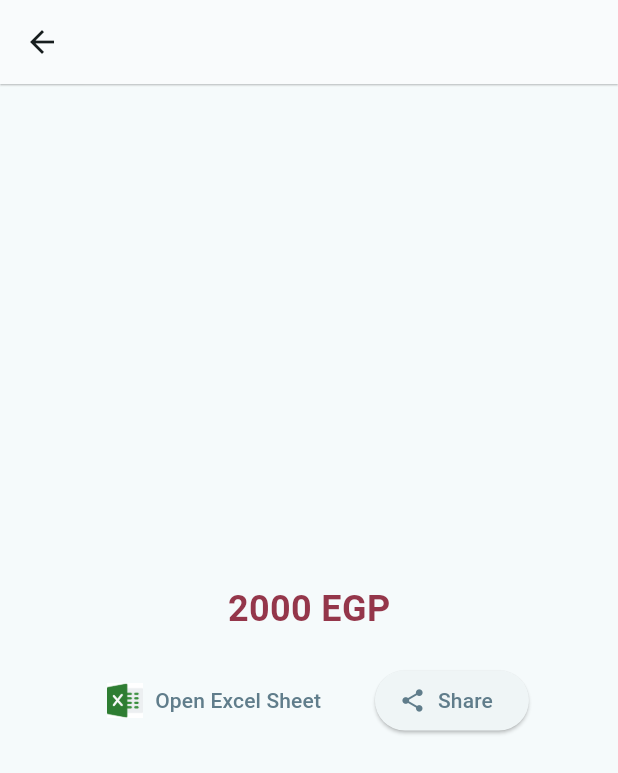
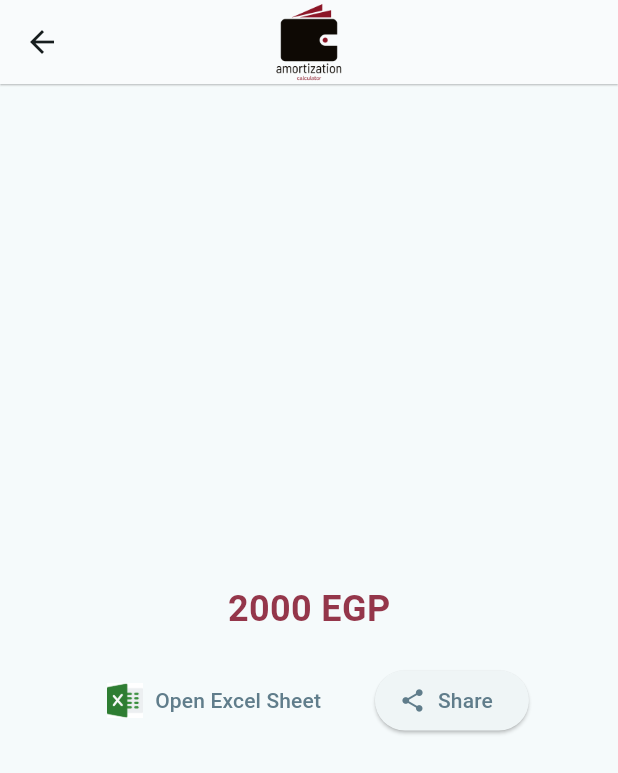
Before and after one commit to Amortization-Calculator/amortization-calculator-app, a Flutter app: the ResultScreen screen opened directly, on a phone screen of 412 x 824 dp. Shown: the top 773 px of the screen. Run offline on Flutter 3.47's test engine with Material 3 defaults, Android fonts, the phone set to English and light mode, and no system bars; our stand-ins replace connectivity_plus, get, internet_connection_checker, share_plus; missing offline and left inert: open_file_plus.

Commit message:
some updates

```diff
--- a/lib/screens/home_screen.dart
+++ b/lib/screens/home_screen.dart
@@ -77,6 +77,10 @@ class _HomeScreenState extends State<HomeScreen> {
         elevation: 0.5,
         shadowColor: Colors.black,
         centerTitle: true,
+        title: Image.asset(
+          'lib/assets/logo-transparent-png.png',
+          height: 60.0,
+        ),
       ),
       body: SingleChildScrollView(
         child: Padding(
@@ -288,6 +292,7 @@ class _HomeScreenState extends State<HomeScreen> {
                         );
                       }
                     },
+
                     style: ElevatedButton.styleFrom(
                       backgroundColor: Color(0xFF94364a),
                     ),
--- a/lib/screens/result_screen.dart
+++ b/lib/screens/result_screen.dart
@@ -78,10 +78,10 @@ class _ResultScreenState extends State<ResultScreen> {
   Widget build(BuildContext context) {
     return Scaffold(
       appBar: AppBar(
-        // title: Image.asset(
-        //   'lib/assets/amortization_calculator_app.png',
-        //   height: 40.0,
-        // ),
+        title: Image.asset(
+          'lib/assets/logo-transparent-png.png',
+          height: 60.0,
+        ),
         scrolledUnderElevation: 0.0,
         backgroundColor: Colors.white,
         elevation: 0.5,
--- a/pubspec.yaml
+++ b/pubspec.yaml
@@ -1,5 +1,5 @@
 name: amortization_calculator_app
-description: "International Company for Leasing S.A.E."
+description: ""
 # The following line prevents the package from being accidentally published to
 # pub.dev using `flutter pub publish`. This is preferred for private packages.
 publish_to: 'none' # Remove this line if you wish to publish to pub.dev
@@ -62,6 +62,8 @@ flutter_icons:
   image_path: "lib/assets/play_store_512.png"
   adaptive_icon_foreground: "lib/assets/play_store_512.png"
   adaptive_icon_background: "#ffffff"
+  min_sdk_android: 21 # android min sdk min:16, default 21
+
 
 # For information on the generic Dart part of this file, see the
 # following page: https://dart.dev/tools/pub/pubspec
```
Also changed, not shown: lib/assets/1024.png (deleted), lib/assets/incolease.png (deleted), lib/assets/incoleaseIcon.png (deleted), lib/assets/logo-transparent-png.png (added).
